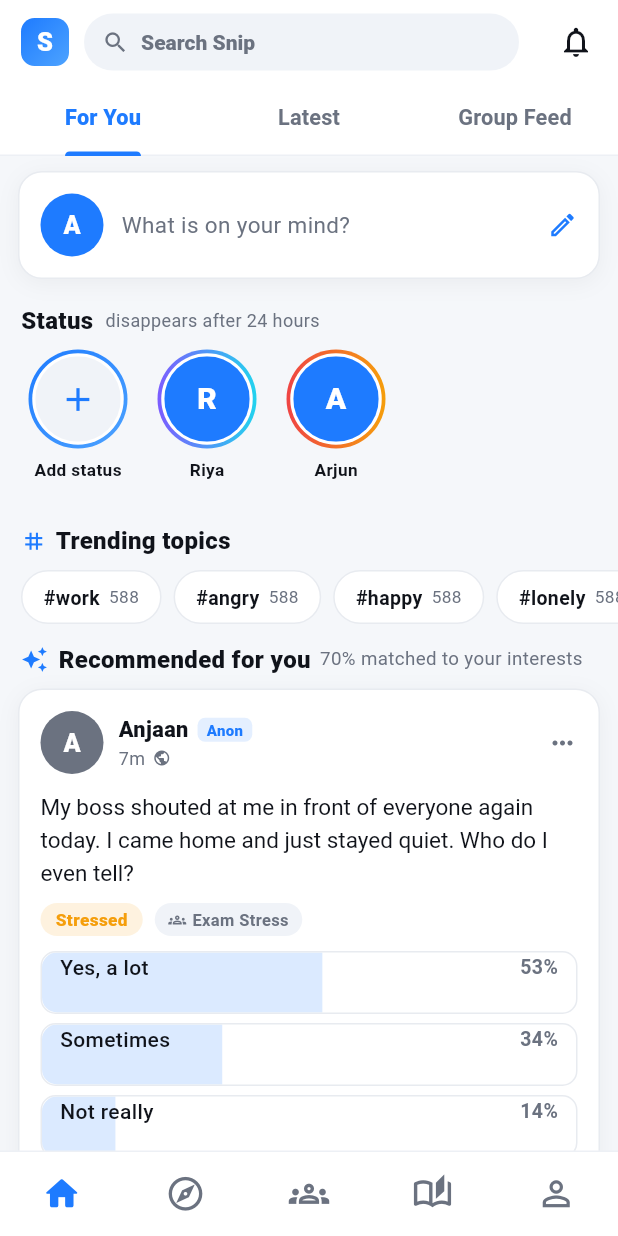
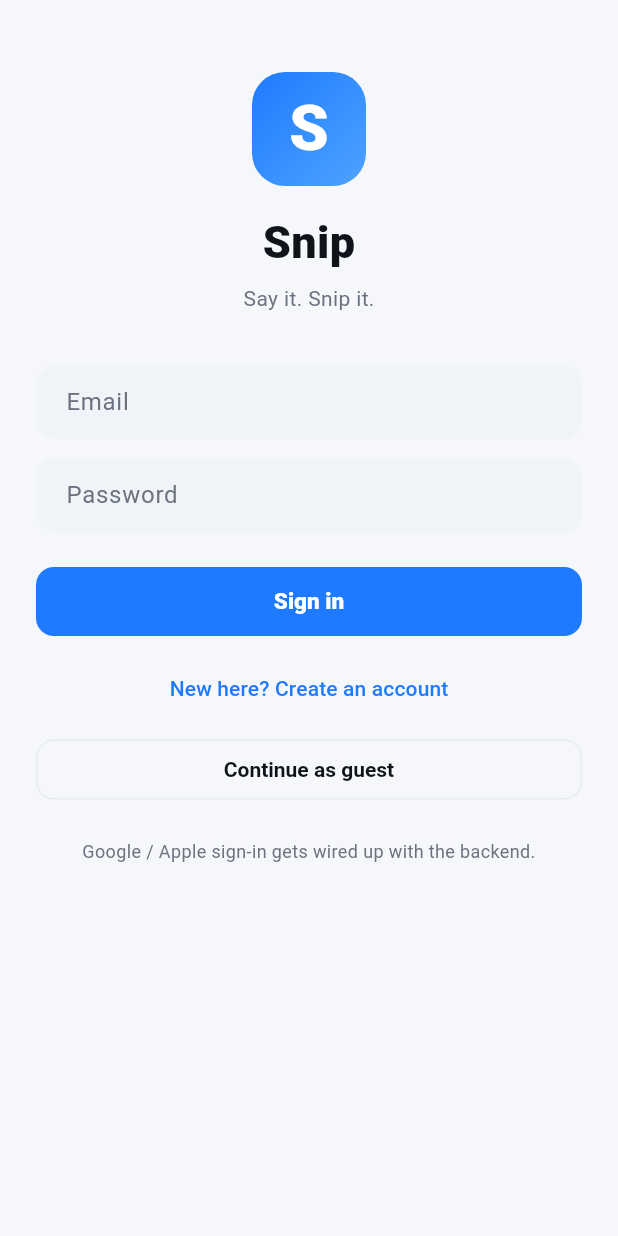
Before and after one commit to aigenerative35-bot/Vent-App, a Flutter app: the screen it shows after launch, on a phone screen of 412 x 824 dp. Run offline on Flutter 3.47's test engine with Material 3 defaults, Android fonts, the light colour scheme and no system bars; our stand-ins replace google_mobile_ads, image_picker; accounts and stored records are empty.

Commit message:
feat: remove flash animations; add auth (sign in/up/out) via swappable AuthService; document migration architecture

```diff
--- /dev/null
+++ b/lib/auth.dart
@@ -0,0 +1,68 @@
+import 'package:flutter/foundation.dart';
+
+/// The signed-in user.
+class Session {
+  final String name;
+  final String email;
+  final String handle;
+  final bool guest;
+  Session({required this.name, required this.email, required this.handle, this.guest = false});
+}
+
+/// Auth boundary.
+///
+/// The UI only talks to this interface, so the demo [LocalAuthService] can be
+/// swapped for Firebase Auth, or your own auth service running on Google
+/// Cloud / AWS / Yotta, without changing any screen.
+abstract class AuthService extends ChangeNotifier {
+  Session? get session;
+  bool get signedIn => session != null;
+  Future<void> signInWithEmail(String email, String password);
+  Future<void> signUp(String name, String email, String password);
+  Future<void> continueAsGuest();
+  Future<void> signOut();
+}
+
+/// Demo implementation - keeps the session in memory. Replace with a real
+/// backend implementation when you connect one.
+class LocalAuthService extends AuthService {
+  Session? _session;
+
+  @override
+  Session? get session => _session;
+
+  String _handleFor(String name) {
+    final base = name.toLowerCase().replaceAll(RegExp(r'[^a-z0-9]'), '');
+    return '@${base.isEmpty ? 'user' : base}';
+  }
+
+  @override
+  Future<void> signInWithEmail(String email, String password) async {
+    await Future<void>.delayed(const Duration(milliseconds: 500));
+    final name = email.split('@').first;
+    _session = Session(name: name, email: email, handle: _handleFor(name));
+    notifyListeners();
+  }
+
+  @override
+  Future<void> signUp(String name, String email, String password) async {
+    await Future<void>.delayed(const Duration(milliseconds: 500));
+    _session = Session(name: name, email: email, handle: _handleFor(name));
+    notifyListeners();
+  }
+
+  @override
+  Future<void> continueAsGuest() async {
+    _session = Session(name: 'Anjaan', email: '', handle: '@anjaan', guest: true);
+    notifyListeners();
+  }
+
+  @override
+  Future<void> signOut() async {
+    _session = null;
+    notifyListeners();
+  }
+}
+
+/// The single auth instance the app uses.
+final AuthService auth = LocalAuthService();
--- a/lib/main.dart
+++ b/lib/main.dart
@@ -1,11 +1,21 @@
 import 'package:flutter/material.dart';
 import 'ads.dart';
+import 'auth.dart';
+import 'models.dart';
 import 'theme.dart';
 import 'screens.dart';
 
 void main() {
   WidgetsFlutterBinding.ensureInitialized();
   initAds();
+  // Keep the profile in sync with whoever is signed in.
+  auth.addListener(() {
+    final s = auth.session;
+    if (s != null) {
+      appState.me.name = s.name;
+      appState.me.handle = s.handle;
+    }
+  });
   runApp(const VentApp());
 }
 
@@ -20,7 +30,10 @@ class VentApp extends StatelessWidget {
       theme: appTheme(Brightness.light),
       darkTheme: appTheme(Brightness.dark),
       themeMode: ThemeMode.system,
-      home: const RootShell(),
+      home: ListenableBuilder(
+        listenable: auth,
+        builder: (context, _) => auth.signedIn ? const RootShell() : const AuthScreen(),
+      ),
     );
   }
 }
--- a/lib/screens.dart
+++ b/lib/screens.dart
@@ -1,6 +1,7 @@
 import 'package:flutter/material.dart';
 import 'package:image_picker/image_picker.dart';
 import 'ads.dart';
+import 'auth.dart';
 import 'theme.dart';
 import 'models.dart';
 import 'widgets.dart';
@@ -703,8 +704,8 @@ class _ComposeScreenState extends State<ComposeScreen> {
     }
     appState.addPost(text, _mood, _anonymous, _visibility, _tags(text), poll);
     _controller.clear();
-    showFlash(context, title: 'Snipet', subtitle: 'Posted', icon: Icons.auto_awesome, color: Brand.blue);
     Navigator.of(context).pop();
+    ScaffoldMessenger.of(context).showSnackBar(const SnackBar(content: Text('Posted')));
   }
 
   @override
@@ -1462,6 +1463,18 @@ class _SettingsScreenState extends State<SettingsScreen> {
                   ],
                 ),
               ),
+              const SizedBox(height: 18),
+              Block(
+                onTap: () => auth.signOut(),
+                padding: const EdgeInsets.all(14),
+                child: Row(
+                  children: [
+                    Icon(Icons.logout, color: Brand.red),
+                    const SizedBox(width: 12),
+                    Expanded(child: Text('Sign out', style: TextStyle(color: Brand.red, fontSize: 14.5, fontWeight: FontWeight.w700))),
+                  ],
+                ),
+              ),
             ],
           );
         },
@@ -1617,3 +1630,109 @@ class _EditProfileScreenState extends State<EditProfileScreen> {
     );
   }
 }
+
+// ---------------------------------------------------------------- AUTH
+
+class AuthScreen extends StatefulWidget {
+  const AuthScreen({super.key});
+
+  @override
+  State<AuthScreen> createState() => _AuthScreenState();
+}
+
+class _AuthScreenState extends State<AuthScreen> {
+  final _name = TextEditingController();
+  final _email = TextEditingController();
+  final _pass = TextEditingController();
+  bool _isSignUp = false;
+  bool _busy = false;
+
+  @override
+  void dispose() {
+    _name.dispose();
+    _email.dispose();
+    _pass.dispose();
+    super.dispose();
+  }
+
+  Future<void> _go() async {
+    final email = _email.text.trim();
+    if (email.isEmpty || _pass.text.trim().isEmpty) {
+      ScaffoldMessenger.of(context).showSnackBar(
+        const SnackBar(content: Text('Enter email and password')),
+      );
+      return;
+    }
+    setState(() => _busy = true);
+    try {
+      if (_isSignUp) {
+        final name = _name.text.trim().isEmpty ? email.split('@').first : _name.text.trim();
+        await auth.signUp(name, email, _pass.text);
+      } else {
+        await auth.signInWithEmail(email, _pass.text);
+      }
+    } finally {
+      if (mounted) setState(() => _busy = false);
+    }
+  }
+
+  @override
+  Widget build(BuildContext context) {
+    final p = Palette.of(context);
+    return Scaffold(
+      body: SafeArea(
+        child: ListView(
+          padding: const EdgeInsets.fromLTRB(24, 48, 24, 24),
+          children: [
+            Center(
+              child: Container(
+                width: 76,
+                height: 76,
+                decoration: BoxDecoration(gradient: Brand.gradient, borderRadius: BorderRadius.circular(22)),
+                alignment: Alignment.center,
+                child: const Text('S',
+                    style: TextStyle(color: Colors.white, fontSize: 42, fontWeight: FontWeight.w900)),
+              ),
+            ),
+            const SizedBox(height: 16),
+            Center(child: Text('Snip', style: TextStyle(color: p.text, fontSize: 30, fontWeight: FontWeight.w900))),
+            const SizedBox(height: 6),
+            Center(child: Text('Say it. Snip it.', style: TextStyle(color: p.secondary, fontSize: 14))),
+            const SizedBox(height: 34),
+            if (_isSignUp) ...[
+              TextField(controller: _name, decoration: const InputDecoration(hintText: 'Name')),
+              const SizedBox(height: 12),
+            ],
+            TextField(
+                controller: _email,
+                keyboardType: TextInputType.emailAddress,
+                decoration: const InputDecoration(hintText: 'Email')),
+            const SizedBox(height: 12),
+            TextField(
+                controller: _pass,
+                obscureText: true,
+                decoration: const InputDecoration(hintText: 'Password')),
+            const SizedBox(height: 22),
+            FilledButton(
+              onPressed: _busy ? null : _go,
+              child: Text(_busy ? 'Please wait...' : (_isSignUp ? 'Create account' : 'Sign in')),
+            ),
+            const SizedBox(height: 10),
+            TextButton(
+              onPressed: _busy ? null : () => setState(() => _isSignUp = !_isSignUp),
+              child: Text(_isSignUp ? 'Already have an account? Sign in' : 'New here? Create an account'),
+            ),
+            const SizedBox(height: 6),
+            OutlinedButton(
+              onPressed: _busy ? null : () => auth.continueAsGuest(),
+              child: const Text('Continue as guest'),
+            ),
+            const SizedBox(height: 22),
+            Text('Google / Apple sign-in gets wired up with the backend.',
+                textAlign: TextAlign.center, style: TextStyle(color: p.secondary, fontSize: 12)),
+          ],
+        ),
+      ),
+    );
+  }
+}
```
Also changed, not shown: lib/widgets.dart (+1 -8 lines), 1 other file.
